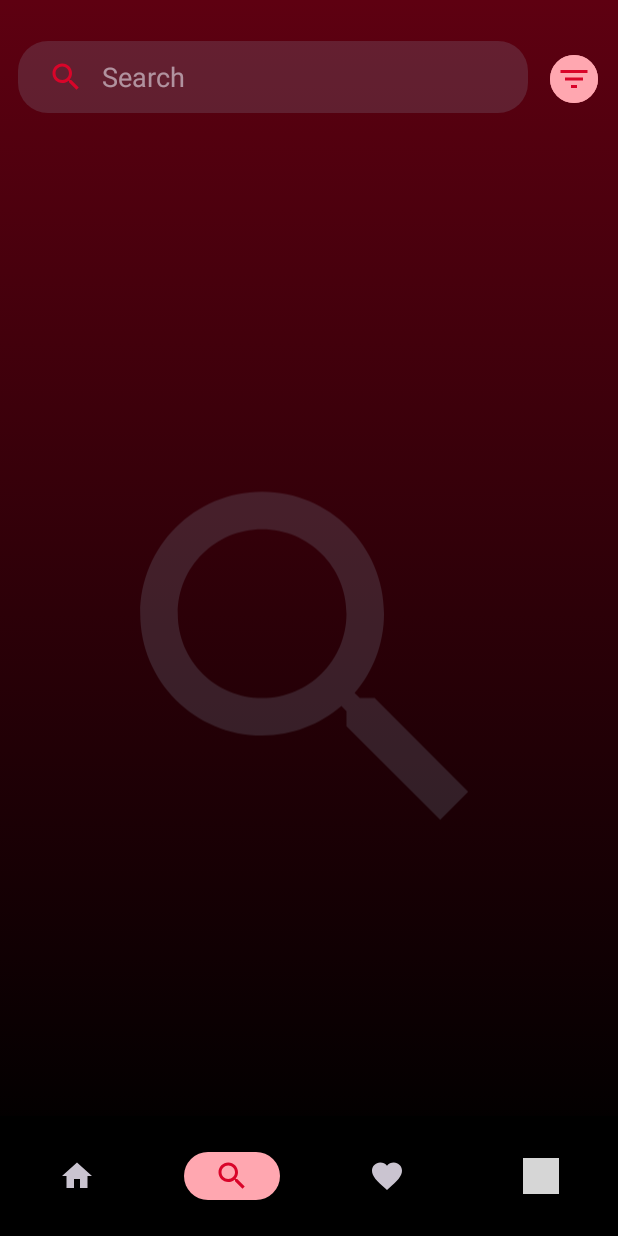
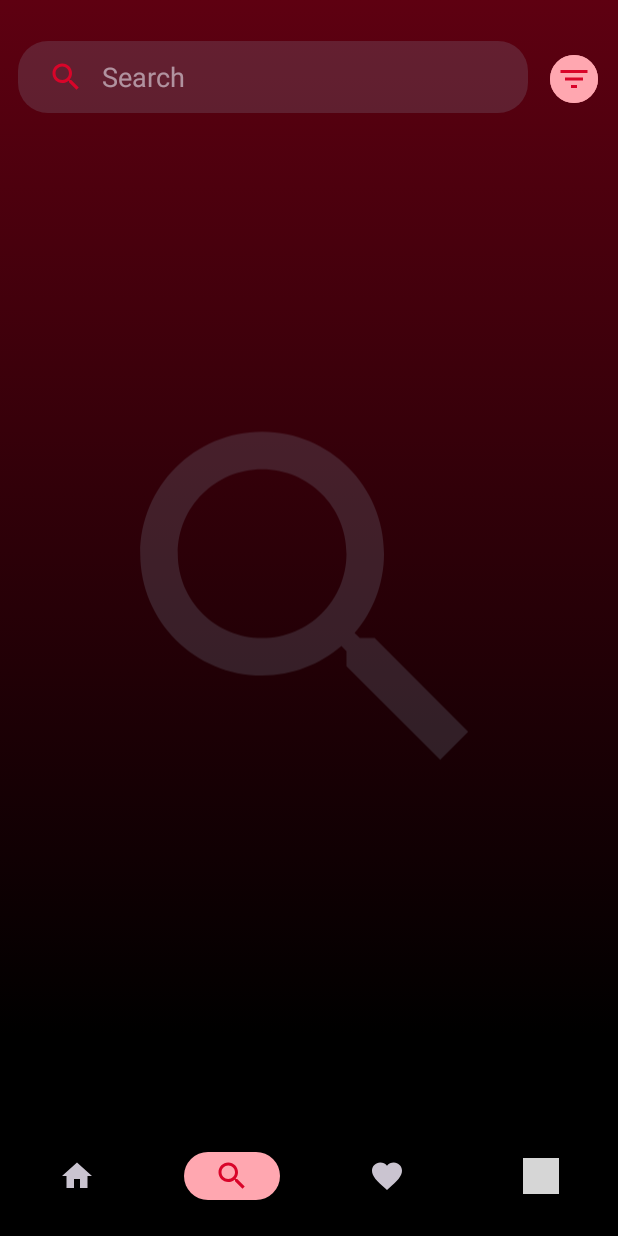
Before and after one commit to LeoRc01/GameBased, an Android app: the screen it shows after launch once a user with an empty profile is signed in (MainActivity), item 2 of the bottom bar chosen, on a phone screen of 412 x 824 dp. Run offline under Robolectric (Android 15) with nearby library versions, the light colour scheme and no system bars; our stand-ins replace Firebase (no records; nobody signed in at launch, a user with empty details on screens opened directly), Picasso, Room's generated code, Shimmer, data binding and 1 more; libraries missing offline, so code that uses them is left out: com.api.igdb, com.mayakapps.lrucache; pictures from the network do not load; 20 statements that could not run were skipped; grey boxes are pictures that could not be loaded.

Commit message:
fix after merge

```diff
--- a/app/src/main/java/com/cip/cipstudio/view/MainActivity.kt
+++ b/app/src/main/java/com/cip/cipstudio/view/MainActivity.kt
@@ -39,7 +39,7 @@ class MainActivity : AppCompatActivity() {
             (containerView.layoutParams as MarginLayoutParams).bottomMargin = 0
         } else {
             bottomNavigationView.visibility = View.VISIBLE
-            (containerView.layoutParams as MarginLayoutParams).bottomMargin = 80
+            (containerView.layoutParams as MarginLayoutParams).bottomMargin = 200
         }
     }
 
```
